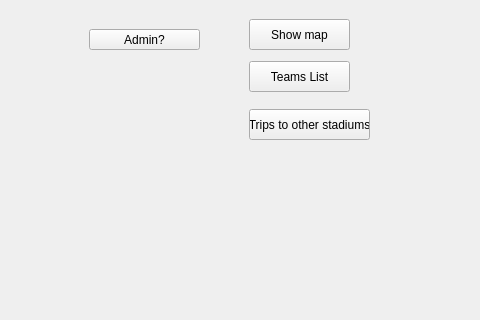
Qt form mainwindow.ui (ellenyim8/project2) before a commit; both pictures show x 291 to 771 and y 81 to 401 of the 771 by 573 pixel window.
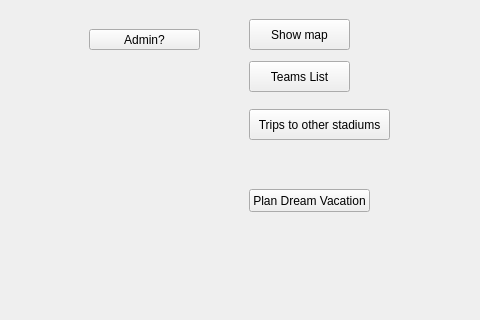
The same form after that commit.

```diff
--- a/mainwindow.ui
+++ b/mainwindow.ui
@@ -71,7 +71,7 @@
      <rect>
       <x>540</x>
       <y>190</y>
-      <width>121</width>
+      <width>141</width>
       <height>31</height>
      </rect>
     </property>
@@ -79,6 +79,19 @@
      <string>Trips to other stadiums</string>
     </property>
    </widget>
+   <widget class="QPushButton" name="pushButton_3">
+    <property name="geometry">
+     <rect>
+      <x>540</x>
+      <y>270</y>
+      <width>121</width>
+      <height>23</height>
+     </rect>
+    </property>
+    <property name="text">
+     <string>Plan Dream Vacation</string>
+    </property>
+   </widget>
   </widget>
   <widget class="QMenuBar" name="menubar">
    <property name="geometry">
```
Left out of the diff: 2 changed lines with no effect on the pictures.
